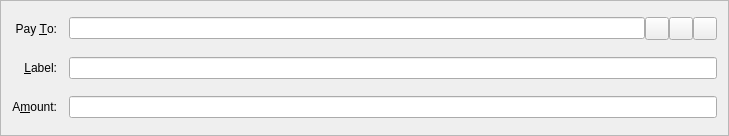
Old version of the form src/qt/forms/sendcoinsentry.ui in the repository PalinuroSec/FrozenBoxCoin.
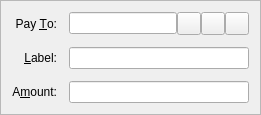
New version of the form. Icons and pictures are not drawn. Custom widgets are drawn as their Qt base class.

```diff
--- a/src/qt/forms/sendcoinsentry.ui
+++ b/src/qt/forms/sendcoinsentry.ui
@@ -2,7 +2,7 @@
 <ui version="4.0">
  <class>SendCoinsEntry</class>
  <widget class="QFrame" name="SendCoinsEntry">
-  <property name="geometry">
+  <property name="FBCmetry">
    <rect>
     <x>0</x>
     <y>0</y>
```
